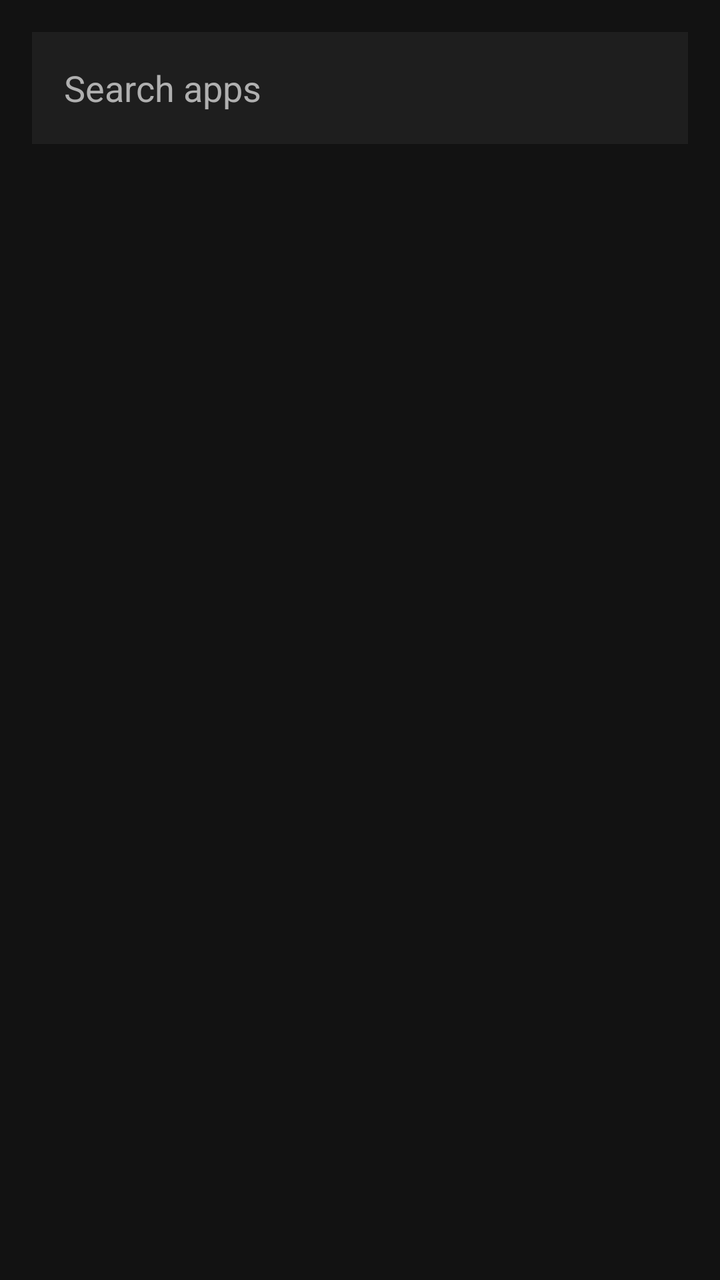
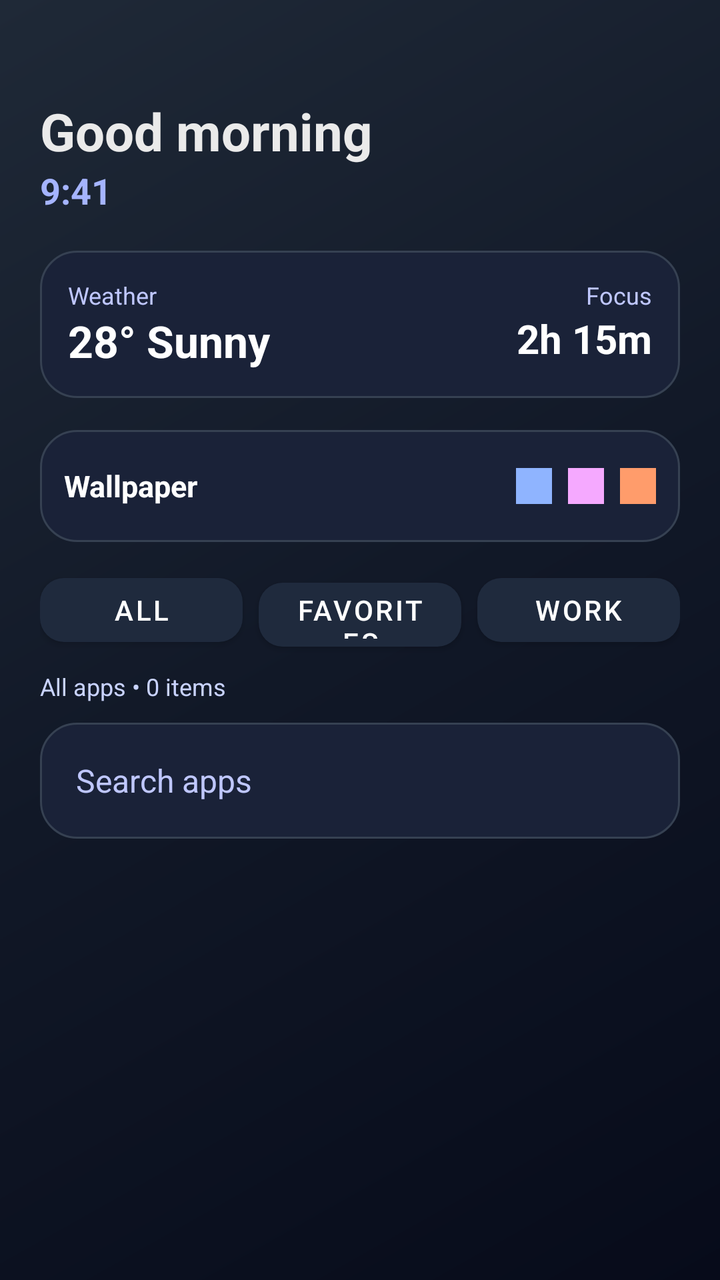

Before-and-after screenshots of an Android layout around one commit, followed by the original layout XML and the change that was made.
<!-- AndroidManifest.xml: application theme Theme.FlowerLiteLauncher -->
<!-- res/layout/activity_main.xml -->
<?xml version="1.0" encoding="utf-8"?>
<androidx.constraintlayout.widget.ConstraintLayout xmlns:android="http://schemas.android.com/apk/res/android"
    xmlns:app="http://schemas.android.com/apk/res-auto"
    android:layout_width="match_parent"
    android:layout_height="match_parent"
    android:background="#121212"
    android:padding="16dp">

    <EditText
        android:id="@+id/appSearch"
        android:layout_width="0dp"
        android:layout_height="56dp"
        android:background="#1E1E1E"
        android:hint="Search apps"
        android:paddingStart="16dp"
        android:paddingEnd="16dp"
        android:textColor="#FFFFFF"
        android:textColorHint="#B0B0B0"
        app:layout_constraintTop_toTopOf="parent"
        app:layout_constraintStart_toStartOf="parent"
        app:layout_constraintEnd_toEndOf="parent" />

    <androidx.recyclerview.widget.RecyclerView
        android:id="@+id/appRecyclerView"
        android:layout_width="0dp"
        android:layout_height="0dp"
        android:layout_marginTop="12dp"
        app:layout_constraintTop_toBottomOf="@id/appSearch"
        app:layout_constraintBottom_toBottomOf="parent"
        app:layout_constraintStart_toStartOf="parent"
        app:layout_constraintEnd_toEndOf="parent" />

</androidx.constraintlayout.widget.ConstraintLayout>
<!-- resources referenced by this layout -->
<resources>
  <style name="Theme.FlowerLiteLauncher" parent="Theme.MaterialComponents.DayNight.NoActionBar">
          <item name="android:statusBarColor">#121212</item>
          <item name="android:navigationBarColor">#121212</item>
          <item name="android:windowBackground">#121212</item>
      </style>
</resources>

<!-- the commit's change to res/layout/activity_main.xml (unified diff, before → after) -->
@@ -1,22 +1,209 @@
 <?xml version="1.0" encoding="utf-8"?>
 <androidx.constraintlayout.widget.ConstraintLayout xmlns:android="http://schemas.android.com/apk/res/android"
     xmlns:app="http://schemas.android.com/apk/res-auto"
+    android:id="@+id/contentRoot"
     android:layout_width="match_parent"
     android:layout_height="match_parent"
-    android:background="#121212"
-    android:padding="16dp">
+    android:background="@drawable/premium_background"
+    android:padding="20dp">
+
+    <TextView
+        android:id="@+id/greetingText"
+        android:layout_width="0dp"
+        android:layout_height="wrap_content"
+        android:layout_marginTop="28dp"
+        android:text="Good morning"
+        android:textColor="#EAEAEA"
+        android:textSize="26sp"
+        android:textStyle="bold"
+        app:layout_constraintTop_toTopOf="parent"
+        app:layout_constraintStart_toStartOf="parent"
+        app:layout_constraintEnd_toEndOf="parent" />
+
+    <TextView
+        android:id="@+id/timeText"
+        android:layout_width="0dp"
+        android:layout_height="wrap_content"
+        android:text="9:41"
+        android:textColor="#A5B4FF"
+        android:textSize="18sp"
+        android:textStyle="bold"
+        app:layout_constraintTop_toBottomOf="@id/greetingText"
+        app:layout_constraintStart_toStartOf="parent"
+        app:layout_constraintEnd_toEndOf="parent" />
+
+    <LinearLayout
+        android:id="@+id/widgetPanel"
+        android:layout_width="0dp"
+        android:layout_height="wrap_content"
+        android:layout_marginTop="18dp"
+        android:orientation="horizontal"
+        android:background="@drawable/search_bar_background"
+        android:padding="14dp"
+        app:layout_constraintTop_toBottomOf="@id/timeText"
+        app:layout_constraintStart_toStartOf="parent"
+        app:layout_constraintEnd_toEndOf="parent">
+
+        <LinearLayout
+            android:layout_width="0dp"
+            android:layout_height="wrap_content"
+            android:layout_weight="1"
+            android:orientation="vertical">
+
+            <TextView
+                android:layout_width="wrap_content"
+                android:layout_height="wrap_content"
+                android:text="Weather"
+                android:textColor="#BFC7FF"
+                android:textSize="12sp" />
+
+            <TextView
+                android:layout_width="wrap_content"
+                android:layout_height="wrap_content"
+                android:text="28° Sunny"
+                android:textColor="#FFFFFF"
+                android:textSize="22sp"
+                android:textStyle="bold" />
+        </LinearLayout>
+
+        <LinearLayout
+            android:layout_width="0dp"
+            android:layout_height="wrap_content"
+            android:layout_weight="1"
+            android:orientation="vertical"
+            android:gravity="end">
+
+            <TextView
+                android:layout_width="wrap_content"
+                android:layout_height="wrap_content"
+                android:text="Focus"
+                android:textColor="#BFC7FF"
+                android:textSize="12sp" />
+
+            <TextView
+                android:layout_width="wrap_content"
+                android:layout_height="wrap_content"
+                android:text="2h 15m"
+                android:textColor="#FFFFFF"
+                android:textSize="20sp"
+                android:textStyle="bold" />
+        </LinearLayout>
+    </LinearLayout>
+
+    <LinearLayout
+        android:id="@+id/wallpaperPreview"
+        android:layout_width="0dp"
+        android:layout_height="56dp"
+        android:layout_marginTop="16dp"
+        android:background="@drawable/search_bar_background"
+        android:gravity="center_vertical"
+        android:orientation="horizontal"
+        android:paddingStart="12dp"
+        android:paddingEnd="12dp"
+        app:layout_constraintTop_toBottomOf="@id/widgetPanel"
+        app:layout_constraintStart_toStartOf="parent"
+        app:layout_constraintEnd_toEndOf="parent">
+
+        <TextView
+            android:layout_width="0dp"
+            android:layout_height="wrap_content"
+            android:layout_weight="1"
+            android:text="Wallpaper"
+            android:textColor="#FFFFFF"
+            android:textSize="15sp"
+            android:textStyle="bold" />
+
+        <View
+            android:layout_width="18dp"
+            android:layout_height="18dp"
+            android:layout_marginEnd="8dp"
+            android:background="#8FB4FF"
+            android:clickable="false" />
+
+        <View
+            android:layout_width="18dp"
+            android:layout_height="18dp"
+            android:layout_marginEnd="8dp"
+            android:background="#F5A9FF"
+            android:clickable="false" />
+
+        <View
+            android:layout_width="18dp"
+            android:layout_height="18dp"
+            android:background="#FF9C6B"
+            android:clickable="false" />
+    </LinearLayout>
+
+    <LinearLayout
+        android:id="@+id/modeButtons"
+        android:layout_width="0dp"
+        android:layout_height="wrap_content"
+        android:layout_marginTop="12dp"
+        android:orientation="horizontal"
+        app:layout_constraintTop_toBottomOf="@id/wallpaperPreview"
+        app:layout_constraintStart_toStartOf="parent"
+        app:layout_constraintEnd_toEndOf="parent">
+
+        <com.google.android.material.button.MaterialButton
+            android:id="@+id/allAppsButton"
+            android:layout_width="0dp"
+            android:layout_height="44dp"
+            android:layout_weight="1"
+            android:text="All"
+            android:checked="true"
+            android:textColor="#FFFFFF"
+            app:backgroundTint="#1F2A3D"
+            app:cornerRadius="12dp" />
+
+        <com.google.android.material.button.MaterialButton
+            android:id="@+id/favoritesButton"
+            android:layout_width="0dp"
+            android:layout_height="44dp"
+            android:layout_marginStart="8dp"
+            android:layout_weight="1"
+            android:text="Favorites"
+            android:textColor="#FFFFFF"
+            app:backgroundTint="#1F2A3D"
+            app:cornerRadius="12dp" />
+
+        <com.google.android.material.button.MaterialButton
+            android:id="@+id/productivityButton"
+            android:layout_width="0dp"
+            android:layout_height="44dp"
+            android:layout_marginStart="8dp"
+            android:layout_weight="1"
+            android:text="Work"
+            android:textColor="#FFFFFF"
+            app:backgroundTint="#1F2A3D"
+            app:cornerRadius="12dp" />
+    </LinearLayout>
+
+    <TextView
+        android:id="@+id/folderSummary"
+        android:layout_width="0dp"
+        android:layout_height="wrap_content"
+        android:layout_marginTop="8dp"
+        android:text="All apps • 0 items"
+        android:textColor="#C9D3FF"
+        android:textSize="12sp"
+        app:layout_constraintTop_toBottomOf="@id/modeButtons"
+        app:layout_constraintStart_toStartOf="parent"
+        app:layout_constraintEnd_toEndOf="parent" />
 
     <EditText
         android:id="@+id/appSearch"
         android:layout_width="0dp"
-        android:layout_height="56dp"
-        android:background="#1E1E1E"
+        android:layout_height="58dp"
+        android:layout_marginTop="10dp"
+        android:background="@drawable/search_bar_background"
+        android:drawablePadding="12dp"
         android:hint="Search apps"
-        android:paddingStart="16dp"
-        android:paddingEnd="16dp"
+        android:paddingStart="18dp"
+        android:paddingEnd="18dp"
         android:textColor="#FFFFFF"
-        android:textColorHint="#B0B0B0"
-        app:layout_constraintTop_toTopOf="parent"
+        android:textColorHint="#BFC7FF"
+        android:textSize="16sp"
+        app:layout_constraintTop_toBottomOf="@id/folderSummary"
         app:layout_constraintStart_toStartOf="parent"
         app:layout_constraintEnd_toEndOf="parent" />
 
@@ -24,7 +211,9 @@
         android:id="@+id/appRecyclerView"
         android:layout_width="0dp"
         android:layout_height="0dp"
-        android:layout_marginTop="12dp"
+        android:layout_marginTop="14dp"
+        android:clipToPadding="false"
+        android:paddingBottom="12dp"
         app:layout_constraintTop_toBottomOf="@id/appSearch"
         app:layout_constraintBottom_toBottomOf="parent"
         app:layout_constraintStart_toStartOf="parent"
<!-- resource entries referenced after the edit -->
@@ -1,9 +1,27 @@
 <!-- resources referenced by this layout -->
 <resources>
+  <!-- drawable premium_background (drawable) -->
+  <?xml version="1.0" encoding="utf-8"?>
+  <shape xmlns:android="http://schemas.android.com/apk/res/android">
+      <gradient
+          android:angle="135"
+          android:startColor="#070B1A"
+          android:centerColor="#111827"
+          android:endColor="#1F2937"
+          android:type="linear" />
+  </shape>
+  <!-- drawable search_bar_background (drawable) -->
+  <?xml version="1.0" encoding="utf-8"?>
+  <shape xmlns:android="http://schemas.android.com/apk/res/android">
+      <solid android:color="#1A2238" />
+      <corners android:radius="18dp" />
+      <stroke android:width="1dp" android:color="#364152" />
+  </shape>
   <style name="Theme.FlowerLiteLauncher" parent="Theme.MaterialComponents.DayNight.NoActionBar">
-          <item name="android:statusBarColor">#121212</item>
-          <item name="android:navigationBarColor">#121212</item>
-          <item name="android:windowBackground">#121212</item>
+          <item name="android:statusBarColor">#070B1A</item>
+          <item name="android:navigationBarColor">#070B1A</item>
+          <item name="android:windowBackground">#070B1A</item>
+          <item name="android:windowLightStatusBar">false</item>
       </style>
 </resources>
 
